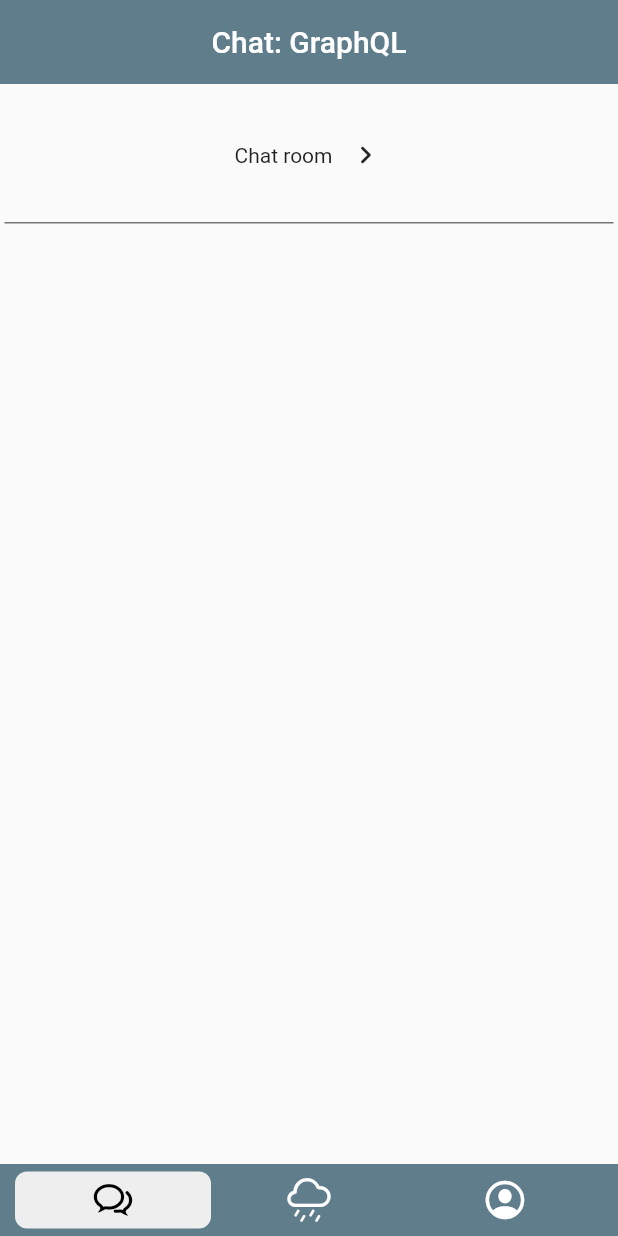
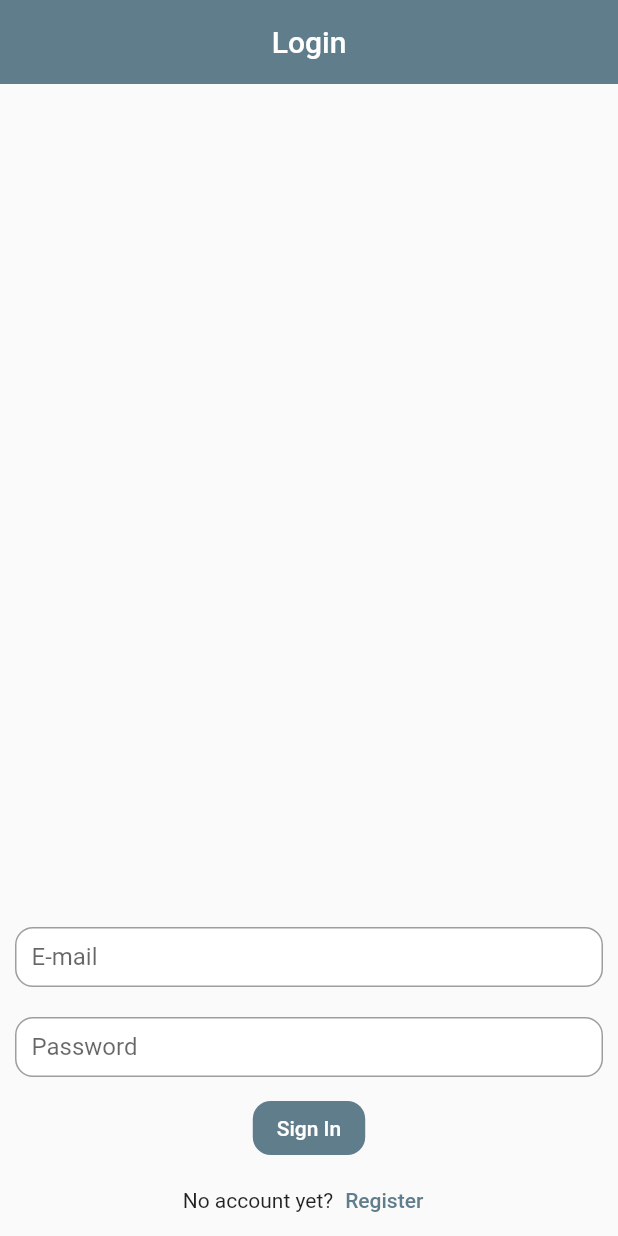
Before and after one commit to remakerich/my_flutter_arch, a Flutter app: the screen it shows after launch, on a phone screen of 412 x 824 dp. Run offline on Flutter 3.47's test engine with Material 2 defaults, Android fonts, the phone set to English and light mode, and no system bars; our stand-ins replace auto_route, dio, flutter_riverpod, flutter_svg, freezed_annotation, get_it and 3 more; generated files the repository leaves out were written again.

Commit message:
setting up login and register features

```diff
--- a/lib/core/router/router.dart
+++ b/lib/core/router/router.dart
@@ -1,5 +1,7 @@
 import 'package:auto_route/auto_route.dart';
 import 'package:flutter/material.dart';
+import 'package:myarchapp/features/auth/pages/login_page.dart';
+import 'package:myarchapp/features/auth/pages/register_page.dart';
 import 'package:myarchapp/features/chat/pages/chat_page.dart';
 import 'package:myarchapp/features/navigation/pages/navigation_page.dart';
 
@@ -8,8 +10,10 @@
 @AdaptiveAutoRouter(
   replaceInRouteName: 'Page,Route',
   routes: [
-    AutoRoute(initial: true, page: NavigationPage),
+    AutoRoute(initial: true, page: LoginPage),
+    AutoRoute(page: NavigationPage),
     AutoRoute(page: ChatPage),
+    AutoRoute(page: RegisterPage),
   ],
 )
 class AppRouter extends _$AppRouter {}
--- /dev/null
+++ b/lib/core/widgets/app_button.dart
@@ -0,0 +1,28 @@
+import 'package:flutter/material.dart';
+import 'package:myarchapp/core/utils/ui.dart';
+
+class AppButton extends StatelessWidget {
+  const AppButton({
+    Key? key,
+    required this.label,
+    this.onPressed,
+  }) : super(key: key);
+
+  final String label;
+  final VoidCallback? onPressed;
+
+  @override
+  Widget build(BuildContext context) {
+    return ElevatedButton(
+      style: ElevatedButton.styleFrom(
+        primary: AppColors.accent,
+        elevation: 0,
+        shape: RoundedRectangleBorder(
+          borderRadius: BorderRadius.circular(12),
+        ),
+      ),
+      onPressed:onPressed,
+      child: Text(label),
+    );
+  }
+}
--- /dev/null
+++ b/lib/core/widgets/app_text_button.dart
@@ -0,0 +1,27 @@
+import 'package:flutter/material.dart';
+import 'package:myarchapp/core/utils/ui.dart';
+
+class AppTextButton extends StatelessWidget {
+  const AppTextButton({
+    Key? key,
+    required this.label,
+    this.onPressed,
+  }) : super(key: key);
+
+  final String label;
+  final VoidCallback? onPressed;
+
+  @override
+  Widget build(BuildContext context) {
+    return TextButton(
+      onPressed: onPressed,
+      child: Text(label),
+      style: TextButton.styleFrom(
+        primary: AppColors.accent,
+        shape: RoundedRectangleBorder(
+          borderRadius: BorderRadius.circular(12),
+        ),
+      ),
+    );
+  }
+}
--- a/lib/core/widgets/text_input_field.dart
+++ b/lib/core/widgets/input_field.dart
@@ -1,7 +1,7 @@
 import 'package:flutter/material.dart';
 
-class TextInputField extends StatelessWidget {
-  const TextInputField({
+class AppInputField extends StatelessWidget {
+  const AppInputField({
     Key? key,
     required this.hint,
     this.onChanged,
@@ -17,7 +17,7 @@
     return Container(
       height: 40,
       alignment: Alignment.center,
-      margin: const EdgeInsets.fromLTRB(10, 10, 0, 10),
+      margin: const EdgeInsets.fromLTRB(0, 10, 0, 10),
       decoration: BoxDecoration(
         color: Colors.white,
         borderRadius: BorderRadius.circular(12),
--- /dev/null
+++ b/lib/features/auth/pages/login_page.dart
@@ -0,0 +1,52 @@
+import 'package:auto_route/auto_route.dart';
+import 'package:flutter/material.dart';
+import 'package:myarchapp/core/router/router.dart';
+import 'package:myarchapp/core/utils/ui.dart';
+import 'package:myarchapp/core/widgets/app_button.dart';
+import 'package:myarchapp/core/widgets/app_text_button.dart';
+import 'package:myarchapp/core/widgets/input_field.dart';
+
+class LoginPage extends StatelessWidget {
+  const LoginPage({Key? key}) : super(key: key);
+
+  @override
+  Widget build(BuildContext context) {
+    return Scaffold(
+      appBar: AppBar(
+        title: const Text('Login'),
+      ),
+      body: SafeArea(
+        child: Padding(
+          padding: const EdgeInsets.symmetric(horizontal: 10),
+          child: Column(
+            mainAxisSize: MainAxisSize.max,
+            mainAxisAlignment: MainAxisAlignment.end,
+            children: [
+              AppInputField(
+                hint: 'E-mail',
+              ),
+              AppInputField(
+                hint: 'Password',
+              ),
+              AppButton(
+                label: 'Sign In',
+                onPressed: () =>
+                    context.router.replace(const NavigationRoute()),
+              ),
+              Row(
+                mainAxisAlignment: MainAxisAlignment.center,
+                children: [
+                  Text('No account yet?'),
+                  AppTextButton(
+                    label: 'Register',
+                    onPressed: () => context.router.push(const RegisterRoute()),
+                  ),
+                ],
+              )
+            ],
+          ),
+        ),
+      ),
+    );
+  }
+}
```
Also changed, not shown: lib/features/auth/pages/profile_page.dart (+8 -0 lines), lib/features/auth/pages/register_page.dart (added, +40 -0 lines), lib/features/chat/pages/chat_page.dart (+5 -3 lines), lib/features/weather/pages/weather_page.dart (+9 -13 lines).
